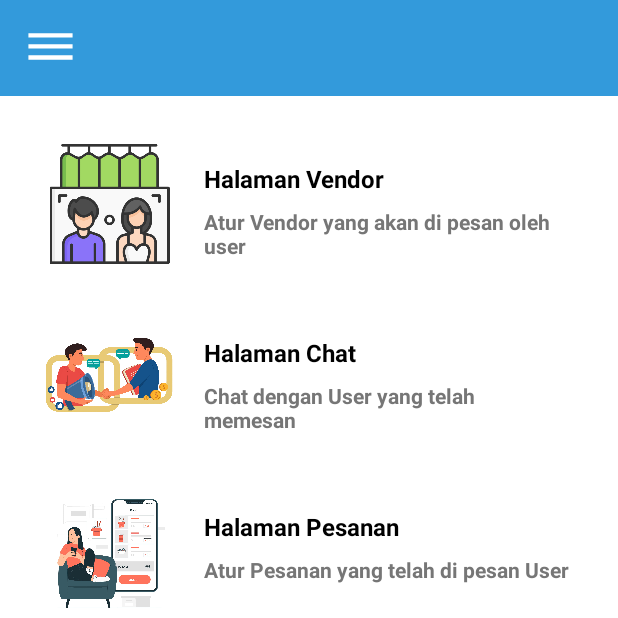
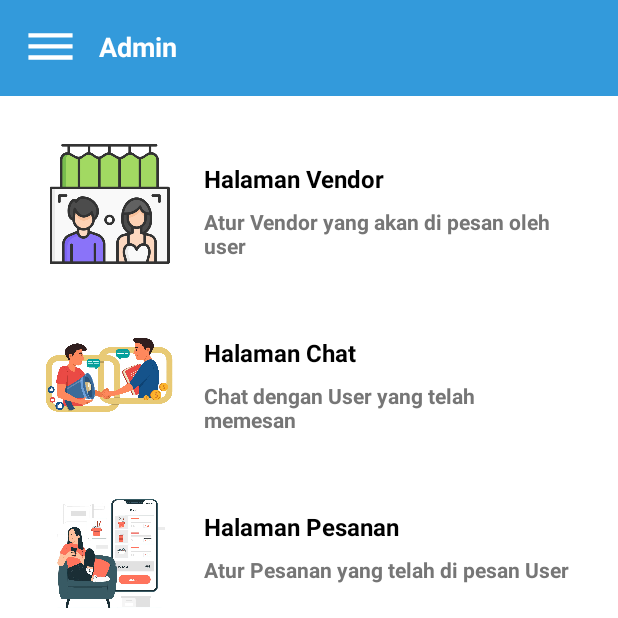
Before and after one commit to MunMunDev/Marketplace-Wedding-Organizer, an Android app: the WeddingOrganizerMainActivity screen opened directly, with no data from a screen before it, on a phone screen of 412 x 824 dp, the top half of it. Run offline under Robolectric (Android 15) with nearby library versions, the phone set to English and light mode, and no system bars.

Commit message:
Update name title

```diff
--- a/app/src/main/java/com/abcd/vian_marketplaceweddingorganizer/ui/activity/wo/main/WeddingOrganizerMainActivity.kt
+++ b/app/src/main/java/com/abcd/vian_marketplaceweddingorganizer/ui/activity/wo/main/WeddingOrganizerMainActivity.kt
@@ -40,7 +40,7 @@ class WeddingOrganizerMainActivity : AppCompatActivity() {
             ivNavDrawer.visibility = View.VISIBLE
 
 //            tvTitle.text = "Halaman Wedding Organizer"
-            tvTitle.text = sharedPreferencesLogin.getNama()
+            tvTitle.text = "Admin"
         }
     }
 
```
